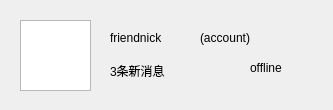
The window that ui/friListItemUi.ui (TYSND/SchoolSNS) describes before a commit, drawn with Qt 5.
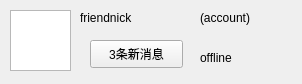
The same window after the commit.

```diff
--- a/ui/friListItemUi.ui
+++ b/ui/friListItemUi.ui
@@ -6,8 +6,8 @@
    <rect>
     <x>0</x>
     <y>0</y>
-    <width>333</width>
-    <height>110</height>
+    <width>302</width>
+    <height>84</height>
    </rect>
   </property>
   <property name="sizePolicy">
@@ -22,10 +22,10 @@
   <widget class="QGraphicsView" name="avatar">
    <property name="geometry">
     <rect>
-     <x>20</x>
-     <y>20</y>
-     <width>71</width>
-     <height>71</height>
+     <x>10</x>
+     <y>10</y>
+     <width>61</width>
+     <height>61</height>
     </rect>
    </property>
    <property name="sizePolicy">
@@ -38,8 +38,8 @@
   <widget class="QLabel" name="nick">
    <property name="geometry">
     <rect>
-     <x>110</x>
-     <y>30</y>
+     <x>80</x>
+     <y>10</y>
      <width>91</width>
      <height>16</height>
     </rect>
@@ -57,8 +57,8 @@
   <widget class="QLabel" name="status">
    <property name="geometry">
     <rect>
-     <x>250</x>
-     <y>60</y>
+     <x>200</x>
+     <y>50</y>
      <width>72</width>
      <height>15</height>
     </rect>
@@ -73,30 +73,11 @@
     <string>offline</string>
    </property>
   </widget>
-  <widget class="QLabel" name="message">
-   <property name="geometry">
-    <rect>
-     <x>110</x>
-     <y>60</y>
-     <width>91</width>
-     <height>21</height>
-    </rect>
-   </property>
-   <property name="sizePolicy">
-    <sizepolicy hsizetype="Fixed" vsizetype="Fixed">
-     <horstretch>0</horstretch>
-     <verstretch>0</verstretch>
-    </sizepolicy>
-   </property>
-   <property name="text">
-    <string>3条新消息</string>
-   </property>
-  </widget>
   <widget class="QLabel" name="account">
    <property name="geometry">
     <rect>
      <x>200</x>
-     <y>30</y>
+     <y>10</y>
      <width>72</width>
      <height>15</height>
     </rect>
@@ -111,6 +92,19 @@
     <string>(account)</string>
    </property>
   </widget>
+  <widget class="QPushButton" name="message">
+   <property name="geometry">
+    <rect>
+     <x>90</x>
+     <y>40</y>
+     <width>93</width>
+     <height>28</height>
+    </rect>
+   </property>
+   <property name="text">
+    <string>3条新消息</string>
+   </property>
+  </widget>
  </widget>
  <resources/>
  <connections/>
```
